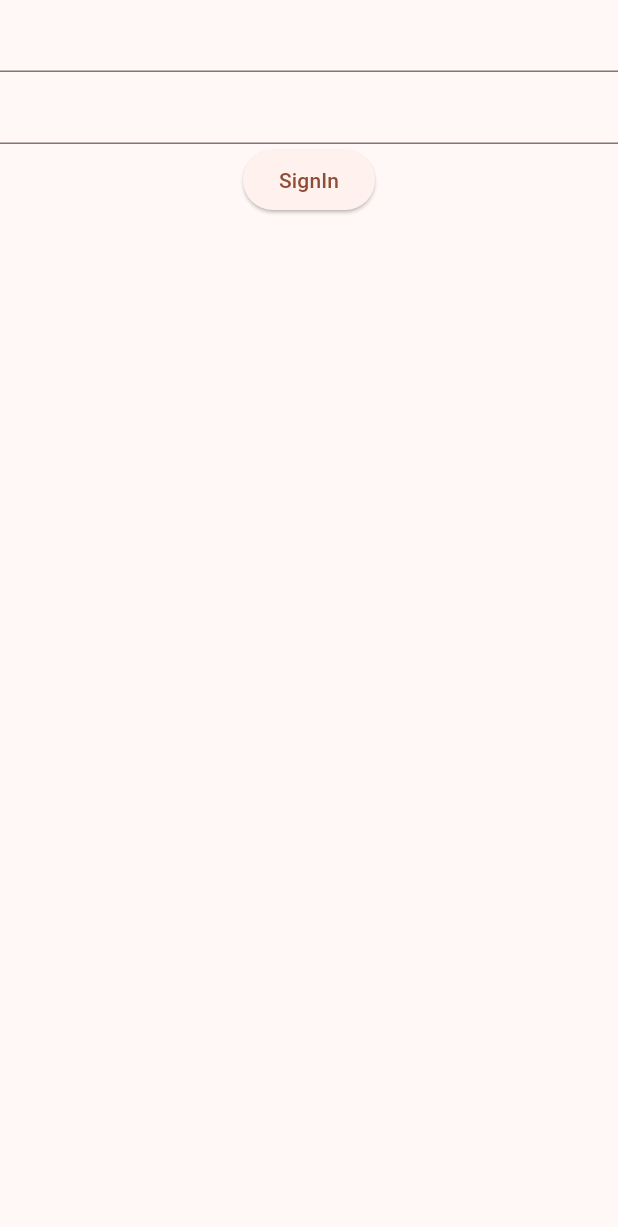
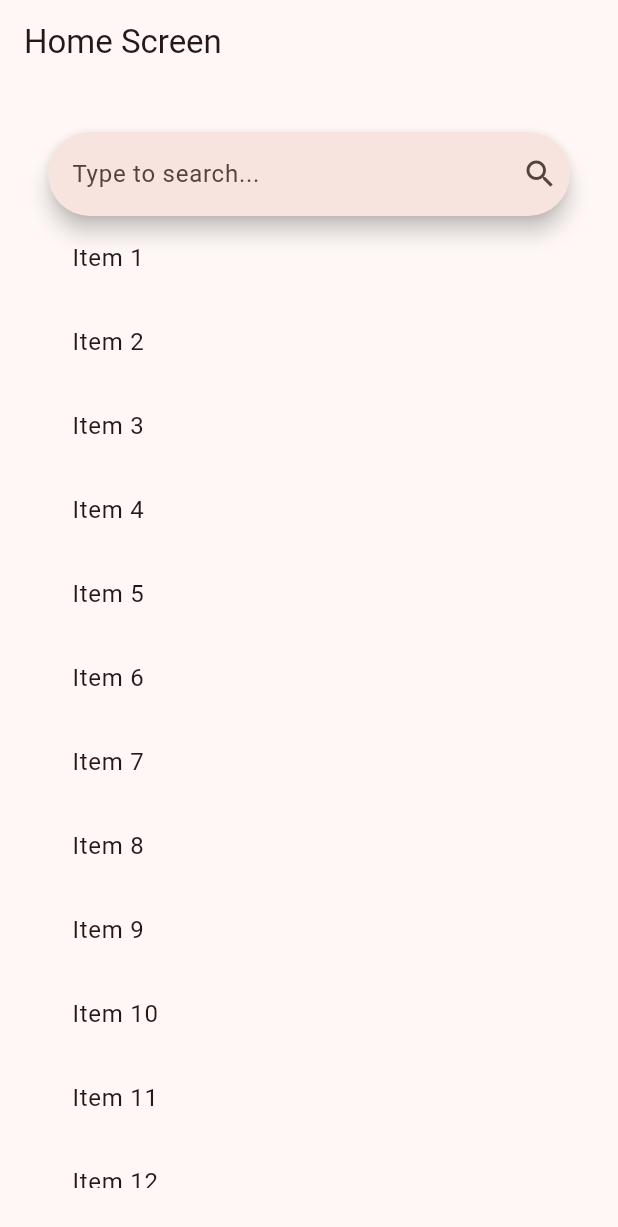
Before and after one commit to luis1y0/flutter-tvmaze-client, a Flutter app: the screen it shows after launch, after a tap on "SignIn", on a phone screen of 412 x 824 dp. Shown: the top 1227 px of the screen. Run offline on Flutter 3.47's test engine with Material 3 defaults, Android fonts, the light colour scheme and no system bars.

Commit message:
Base UI created for screens

```diff
--- a/lib/ui/screens/detail_screen.dart
+++ b/lib/ui/screens/detail_screen.dart
@@ -0,0 +1,25 @@
+import 'package:flutter/material.dart';
+
+class DetailScreen extends StatefulWidget {
+  const DetailScreen({super.key});
+
+  @override
+  State<DetailScreen> createState() => _DetailScreenState();
+}
+
+class _DetailScreenState extends State<DetailScreen> {
+  @override
+  Widget build(BuildContext context) {
+    return Scaffold(
+      appBar: AppBar(
+        title: const Text('Detail Screen'),
+      ),
+      body: const Padding(
+        padding: EdgeInsets.all(32.0),
+        child: Center(
+          child: Text('Detail Screen'),
+        ),
+      ),
+    );
+  }
+}
--- a/lib/ui/screens/home_screen.dart
+++ b/lib/ui/screens/home_screen.dart
@@ -0,0 +1,69 @@
+import 'package:ballastlane_app/ui/screens/detail_screen.dart';
+import 'package:flutter/material.dart';
+
+class HomeScreen extends StatefulWidget {
+  const HomeScreen({super.key});
+
+  @override
+  State<HomeScreen> createState() => _HomeScreenState();
+}
+
+class _HomeScreenState extends State<HomeScreen> {
+  final SearchController _searchController = SearchController();
+  @override
+  Widget build(BuildContext context) {
+    return Scaffold(
+      appBar: AppBar(
+        title: const Text('Home Screen'),
+      ),
+      body: Padding(
+        padding: const EdgeInsets.all(32.0),
+        child: Column(
+          children: [
+            SearchAnchor(
+              searchController: _searchController,
+              isFullScreen: false,
+              viewConstraints: const BoxConstraints(),
+              builder: (context, controller) {
+                return SearchBar(
+                  controller: TextEditingController(text: controller.text),
+                  trailing: const [
+                    Icon(Icons.search),
+                  ],
+                  hintText: 'Type to search...',
+                  onChanged: (value) {
+                    controller.value = TextEditingValue(text: value);
+                    if (value.isNotEmpty) controller.openView();
+                  },
+                );
+              },
+              viewHintText: 'Type to search...',
+              suggestionsBuilder: (context, controller) {
+                return [
+                  const ListTile(
+                    title: Text('Result 1'),
+                  ),
+                ];
+              },
+            ),
+            Expanded(
+              child: ListView.builder(
+                itemBuilder: (context, index) {
+                  return ListTile(
+                    title: Text('Item ${index + 1}'),
+                    onTap: () {
+                      Navigator.push(
+                        context,
+                        MaterialPageRoute(builder: (_) => const DetailScreen()),
+                      );
+                    },
+                  );
+                },
+              ),
+            ),
+          ],
+        ),
+      ),
+    );
+  }
+}
--- a/lib/ui/screens/login_screen.dart
+++ b/lib/ui/screens/login_screen.dart
@@ -1,3 +1,4 @@
+import 'package:ballastlane_app/ui/screens/home_screen.dart';
 import 'package:flutter/material.dart';
 
 class LoginScreen extends StatefulWidget {
@@ -11,16 +12,61 @@ class _LoginScreenState extends State<LoginScreen> {
   @override
   Widget build(BuildContext context) {
     return Scaffold(
-      body: Form(
-        child: Column(
-          children: [
-            TextFormField(),
-            TextFormField(),
-            ElevatedButton(
-              child: const Text('SignIn'),
-              onPressed: () {},
+      body: Padding(
+        padding: const EdgeInsets.all(32.0),
+        child: Center(
+          child: SingleChildScrollView(
+            child: Form(
+              child: Column(
+                mainAxisSize: MainAxisSize.min,
+                crossAxisAlignment: CrossAxisAlignment.stretch,
+                children: [
+                  AspectRatio(
+                    aspectRatio: 1.0,
+                    child: Container(
+                      decoration: BoxDecoration(
+                        color: Colors.deepOrangeAccent[100],
+                        borderRadius: BorderRadius.circular(16),
+                        boxShadow: [
+                          BoxShadow(
+                            color: Colors.deepOrangeAccent[100]!,
+                            offset: const Offset(2, 2),
+                            blurRadius: 4,
+                          ),
+                        ],
+                      ),
+                      child: Image.asset('assets/logo.png'),
+                    ),
+                  ),
+                  const SizedBox(height: 16.0),
+                  TextFormField(
+                    decoration: const InputDecoration(
+                      labelText: 'User',
+                    ),
+                  ),
+                  TextFormField(
+                    decoration: InputDecoration(
+                      labelText: 'Password',
+                      suffixIcon: GestureDetector(
+                        child: const Icon(Icons.remove_red_eye),
+                      ),
+                    ),
+                    obscureText: true,
+                  ),
+                  const SizedBox(height: 16.0),
+                  ElevatedButton(
+                    child: const Text('SignIn'),
+                    onPressed: () {
+                      Navigator.pushReplacement(
+                        context,
+                        MaterialPageRoute(builder: (_) => const HomeScreen()),
+                      );
+                    },
+                  ),
+                ],
+              ),
             ),
-          ],
+          ),
         ),
       ),
     );
--- a/pubspec.yaml
+++ b/pubspec.yaml
@@ -18,3 +18,5 @@ dev_dependencies:
 
 flutter:
   uses-material-design: true
+  assets:
+   - assets/
```
Also changed, not shown: assets/logo.png (added).
